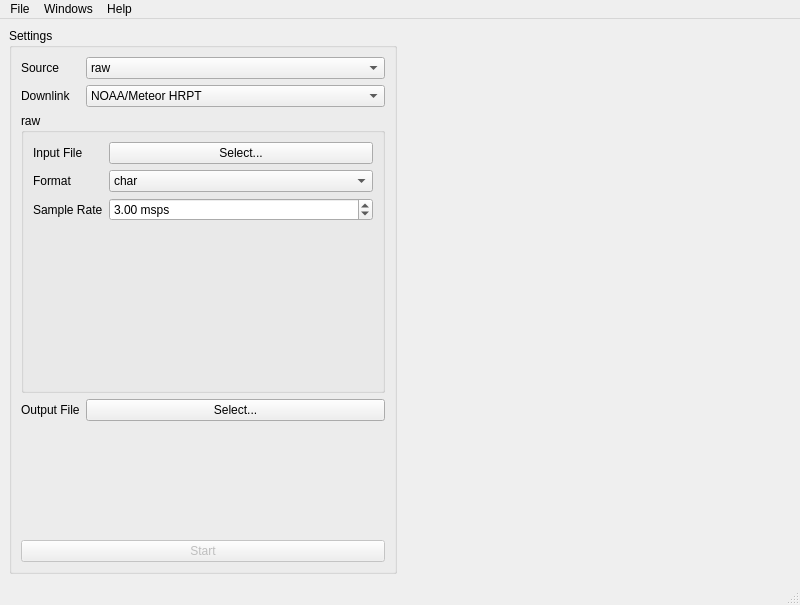
Above: src/qt/mainwindow.ui from Xerbo/LeanHRPT-Demod before the change. Below: the same form after it.
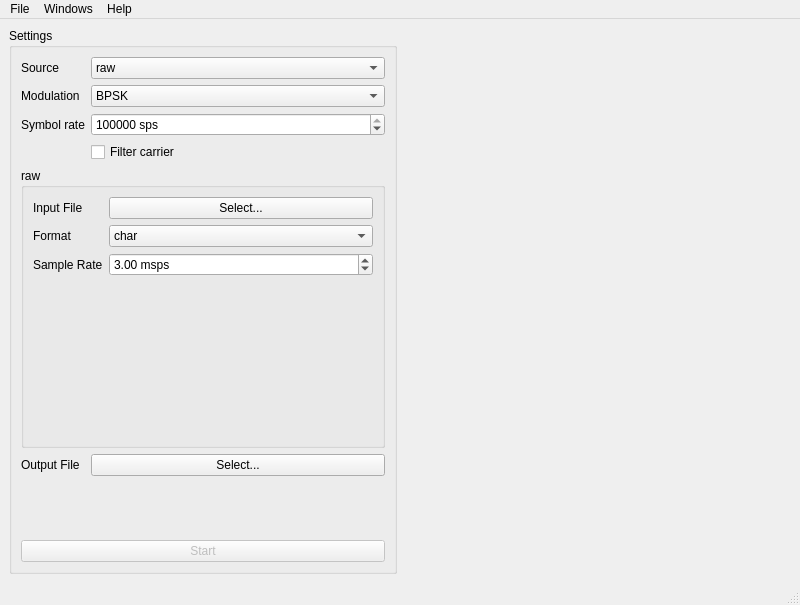
That is the form after the change. Icons and pictures are not drawn. Custom widgets are drawn as their Qt base class.

What changed in the file:
```diff
--- a/src/qt/mainwindow.ui
+++ b/src/qt/mainwindow.ui
@@ -11,7 +11,7 @@
    </rect>
   </property>
   <property name="windowTitle">
-   <string>LeanHRPT Demod</string>
+   <string>LeanHRPT Generic Demod</string>
   </property>
   <property name="windowIcon">
    <iconset>
@@ -66,7 +66,7 @@
        <item row="1" column="0">
         <widget class="QLabel" name="downlinkLabel">
          <property name="text">
-          <string>Downlink</string>
+          <string>Modulation</string>
          </property>
         </widget>
        </item>
@@ -80,37 +80,49 @@
          </property>
          <item>
           <property name="text">
-           <string>NOAA/Meteor HRPT</string>
+           <string>BPSK</string>
           </property>
          </item>
          <item>
           <property name="text">
-           <string>NOAA GAC</string>
+           <string>QPSK</string>
           </property>
          </item>
          <item>
           <property name="text">
-           <string>MetOp HRPT</string>
+           <string>Split-phase BPSK</string>
           </property>
          </item>
-         <item>
+        </widget>
+       </item>
+       <item row="2" column="0">
+        <widget class="QLabel" name="symRateLabel">
           <property name="text">
-           <string>FengYun 3B HRPT</string>
-          </property>
-         </item>
-         <item>
-          <property name="text">
-           <string>FengYun 3C HRPT</string>
-          </property>
-         </item>
-         <item>
+          <string>Symbol rate</string>
+         </property>
+        </widget>
+       </item>
+       <item row="2" column="1">
+        <widget class="QSpinBox" name="symRate">
+         <property name="suffix">
+          <string> sps</string>
+         </property>
+         <property name="maximum">
+          <number>999999999</number>
+         </property>
+         <property name="value">
+          <number>512000</number>
+         </property>
+        </widget>
+       </item>
+       <item row="3" column="1">
+        <widget class="QCheckBox" name="dcBlock">
           <property name="text">
-           <string>Meteor M2 LRPT</string>
-          </property>
-         </item>
+          <string>Filter carrier</string>
+         </property>
         </widget>
        </item>
-       <item row="2" column="0" colspan="2">
+       <item row="4" column="0" colspan="2">
         <widget class="QStackedWidget" name="stackedWidget">
          <property name="currentIndex">
           <number>0</number>
@@ -444,14 +456,14 @@
          </widget>
         </widget>
        </item>
-       <item row="3" column="0">
+       <item row="5" column="0">
         <widget class="QLabel" name="outputFileLabel">
          <property name="text">
           <string>Output File</string>
          </property>
         </widget>
        </item>
-       <item row="3" column="1">
+       <item row="5" column="1">
         <widget class="QPushButton" name="outputFile">
          <property name="sizePolicy">
           <sizepolicy hsizetype="Expanding" vsizetype="Fixed">
@@ -464,7 +476,7 @@
          </property>
         </widget>
        </item>
-       <item row="4" column="1">
+       <item row="6" column="1">
         <spacer name="verticalSpacer">
          <property name="orientation">
           <enum>Qt::Vertical</enum>
@@ -477,7 +489,7 @@
          </property>
         </spacer>
        </item>
-       <item row="5" column="0" colspan="2">
+       <item row="7" column="0" colspan="2">
         <widget class="QPushButton" name="startButton">
          <property name="enabled">
           <bool>false</bool>
@@ -508,7 +520,7 @@
      <x>0</x>
      <y>0</y>
      <width>800</width>
-     <height>30</height>
+     <height>20</height>
     </rect>
    </property>
    <widget class="QMenu" name="menuWindows">
@@ -568,6 +580,11 @@
     <string>Quit</string>
    </property>
   </action>
+  <action name="actionCyclo">
+   <property name="text">
+    <string>Cyclo</string>
+   </property>
+  </action>
  </widget>
  <customwidgets>
   <customwidget>
```
Lines whose indentation alone changed are shown as unchanged.
